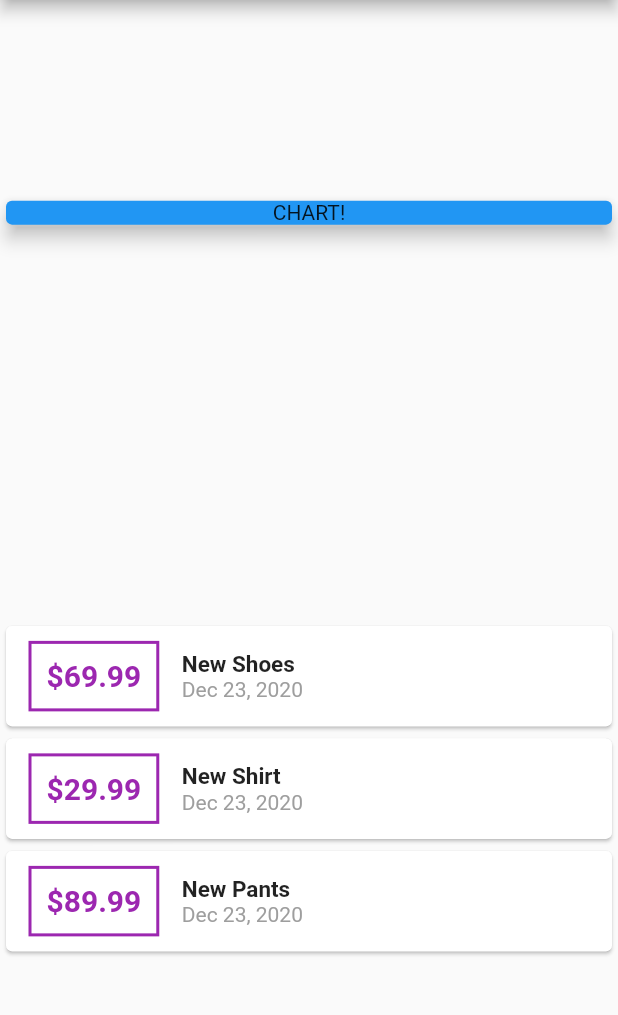
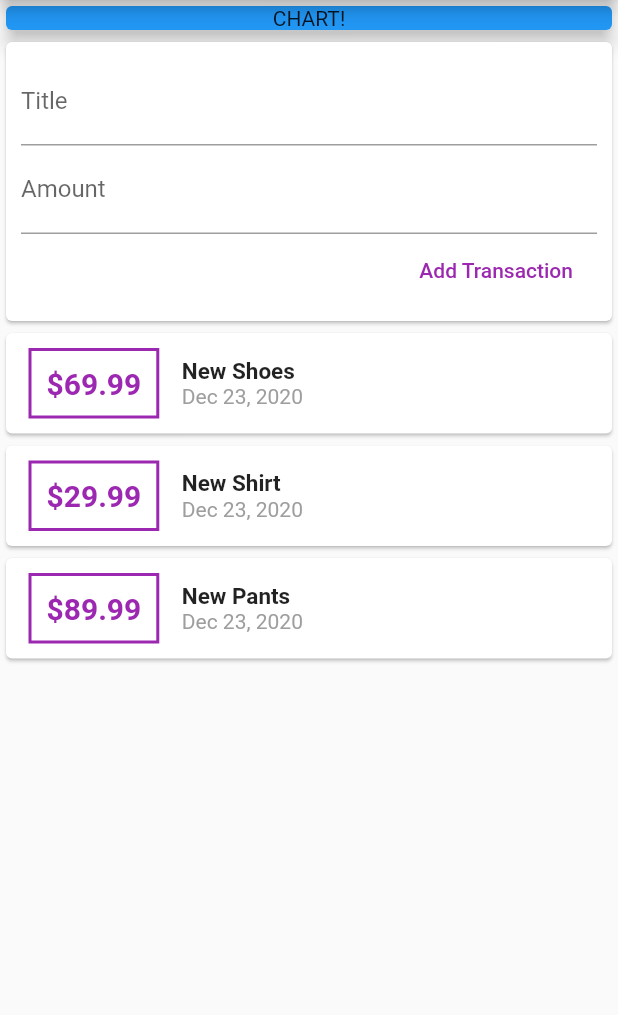
Before and after one commit to PyFinn/personal_expenses, a Flutter app: the screen it shows after launch, on a phone screen of 412 x 824 dp, the part 84-1099 px from its top. Run offline on Flutter 3.47's test engine with Material 2 defaults, Android fonts, the phone set to English and light mode, and no system bars.

Commit message:
Transaction Mangement

```diff
--- a/lib/main.dart
+++ b/lib/main.dart
@@ -1,6 +1,6 @@
 import 'package:flutter/material.dart';
-import 'package:personal_expenses/transaction.dart';
-import 'package:intl/intl.dart';
+import 'widgets/user_transaction.dart';
+
 
 void main() {
   runApp(MyApp());
@@ -21,14 +21,6 @@ class MyApp extends StatelessWidget {
 }
 
 class MyHomePage extends StatelessWidget {
-  final List<Transaction> transactions = [
-    Transaction(
-        id: 't1', title: 'New Shoes', amount: 69.99, date: DateTime.now()),
-    Transaction(
-        id: 't2', title: 'New Shirt', amount: 29.99, date: DateTime.now()),
-    Transaction(
-        id: 't3', title: 'New Pants', amount: 89.99, date: DateTime.now())
-  ];
 
   @override
   Widget build(BuildContext context) {
@@ -37,7 +29,6 @@ class MyHomePage extends StatelessWidget {
         title: Text('Personal Expenses'),
       ),
       body: Column(
-        mainAxisAlignment: MainAxisAlignment.spaceAround,
         crossAxisAlignment: CrossAxisAlignment.stretch,
         children: <Widget>[
           Card(
@@ -45,44 +36,7 @@ class MyHomePage extends StatelessWidget {
             child: Center(child: Text('CHART!')),
             elevation: 5,
           ),
-          Column(
-            children: transactions.map((e) {
-              return Card(
-                child: Row(
-                  children: [
-                    Container(
-                      child: Text(
-                        '\$${e.amount}',
-                        style: TextStyle(
-                            fontWeight: FontWeight.bold,
-                            fontSize: 20,
-                            color: Colors.purple),
-                      ),
-                      margin:
-                          EdgeInsets.symmetric(vertical: 10, horizontal: 15),
-                      decoration: BoxDecoration(
-                          border: Border.all(color: Colors.purple, width: 2)),
-                      padding: EdgeInsets.all(10),
-                    ),
-                    Column(
-                      crossAxisAlignment: CrossAxisAlignment.start,
-                      children: [
-                        Text(
-                          e.title,
-                          style: TextStyle(
-                              fontWeight: FontWeight.bold, fontSize: 15),
-                        ),
-                        Text(
-                          DateFormat.yMMMd().format(e.date),
-                          style: TextStyle(color: Colors.grey),
-                        ),
-                      ],
-                    )
-                  ],
-                ),
-              );
-            }).toList(),
-          )
+          UserTransactions()
         ],
       ),
     );
--- /dev/null
+++ b/lib/widgets/new_transaction.dart
@@ -0,0 +1,44 @@
+import 'package:flutter/material.dart';
+
+class NewTransaction extends StatelessWidget {
+  final Function addNewTransaction;
+
+  NewTransaction(this.addNewTransaction);
+
+
+  String titleInput;
+  String amountInput;
+
+  @override
+  Widget build(BuildContext context) {
+    return Card(
+      child: Container(
+        padding: EdgeInsets.all(10),
+        child: Column(
+          crossAxisAlignment: CrossAxisAlignment.end,
+          children: [
+            TextField(
+              decoration: InputDecoration(labelText: 'Title'),
+              onChanged: (value) {
+                titleInput = value;
+              },
+            ),
+            TextField(
+              decoration: InputDecoration(labelText: 'Amount'),
+              onChanged: (value) {
+                amountInput = value;
+              },
+            ),
+            FlatButton(
+              onPressed: () {
+                addNewTransaction(titleInput, amountInput);
+              },
+              child: Text('Add Transaction'),
+              textColor: Colors.purple,
+            )
+          ],
+        ),
+      ),
+    );
+  }
+}
--- /dev/null
+++ b/lib/widgets/transaction_list.dart
@@ -0,0 +1,49 @@
+import 'package:flutter/material.dart';
+import 'package:intl/intl.dart';
+
+class TransactionList extends StatelessWidget {
+
+  final List transactions;
+
+  TransactionList(this.transactions);
+
+  @override
+  Widget build(BuildContext context) {
+    return Column(
+      children: transactions.map((e) {
+        return Card(
+          child: Row(
+            children: [
+              Container(
+                child: Text(
+                  '\$${e.amount}',
+                  style: TextStyle(
+                      fontWeight: FontWeight.bold,
+                      fontSize: 20,
+                      color: Colors.purple),
+                ),
+                margin: EdgeInsets.symmetric(vertical: 10, horizontal: 15),
+                decoration: BoxDecoration(
+                    border: Border.all(color: Colors.purple, width: 2)),
+                padding: EdgeInsets.all(10),
+              ),
+              Column(
+                crossAxisAlignment: CrossAxisAlignment.start,
+                children: [
+                  Text(
+                    e.title,
+                    style: TextStyle(fontWeight: FontWeight.bold, fontSize: 15),
+                  ),
+                  Text(
+                    DateFormat.yMMMd().format(e.date),
+                    style: TextStyle(color: Colors.grey),
+                  ),
+                ],
+              )
+            ],
+          ),
+        );
+      }).toList(),
+    );
+  }
+}
--- /dev/null
+++ b/lib/widgets/user_transaction.dart
@@ -0,0 +1,37 @@
+import 'package:flutter/material.dart';
+import './transaction_list.dart';
+import './new_transaction.dart';
+import '../transaction.dart';
+
+class UserTransactions extends StatefulWidget {
+  @override
+  _UserTransactionsState createState() => _UserTransactionsState();
+}
+
+class _UserTransactionsState extends State<UserTransactions> {
+  final List<Transaction> _transactions = [
+    Transaction(
+        id: 't1', title: 'New Shoes', amount: 69.99, date: DateTime.now()),
+    Transaction(
+        id: 't2', title: 'New Shirt', amount: 29.99, date: DateTime.now()),
+    Transaction(
+        id: 't3', title: 'New Pants', amount: 89.99, date: DateTime.now())
+  ];
+
+  void _addNewTransaction(String title, String amount) {
+    setState(() {
+      _transactions.add(Transaction(
+          id: 't4',
+          title: title,
+          amount: double.parse(amount),
+          date: DateTime.now()));
+    });
+  }
+
+  @override
+  Widget build(BuildContext context) {
+    return Column(
+      children: [NewTransaction(_addNewTransaction), TransactionList(_transactions)],
+    );
+  }
+}
```
